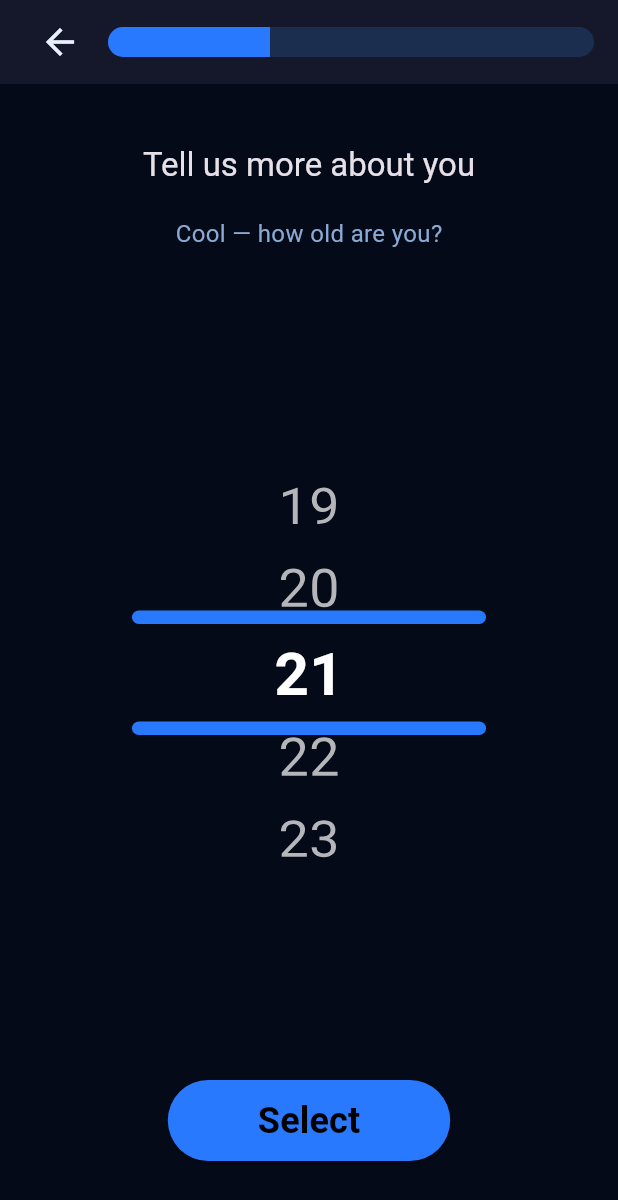
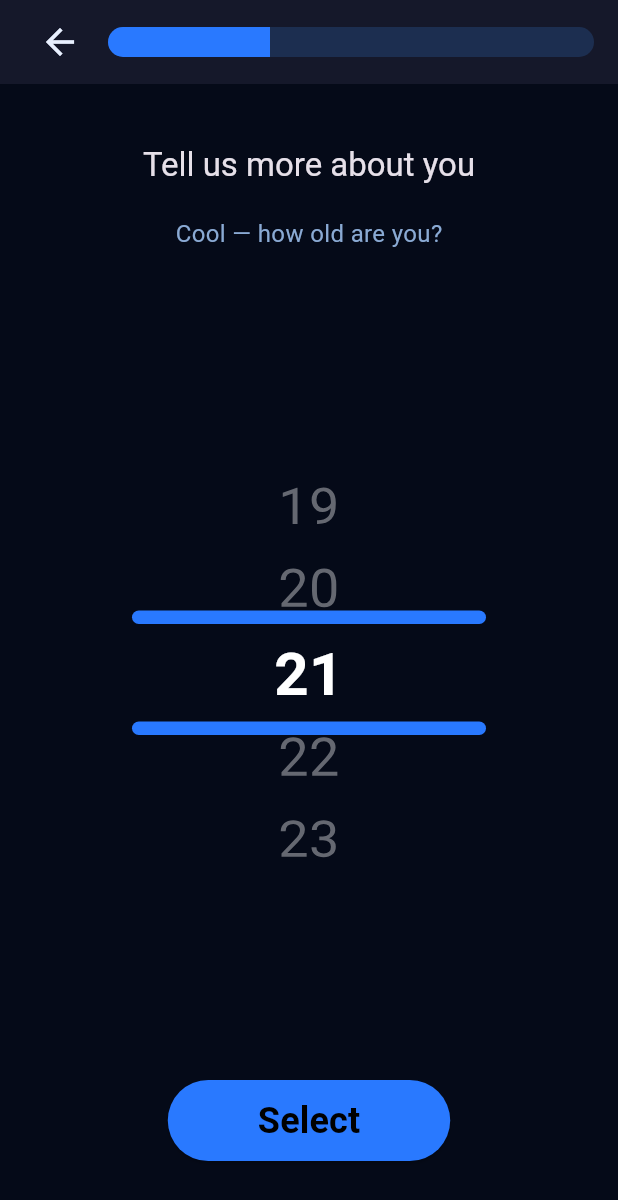
Before and after one commit to AchrefBacklouti/Corely_App, a Flutter app: the CorelyOnboardingFlow screen opened directly, after a tap on "Select", on a phone screen of 412 x 824 dp. Shown: the top 1200 px of the screen. Run offline on Flutter 3.47's test engine with Material 3 defaults, Android fonts, the phone set to English and light mode, and no system bars; our stand-ins replace flutter_svg, hive_flutter, image_picker; accounts and stored records are empty; project files that could hold a hidden picture were left out.

Commit message:
fixed the picker in on boarding flow. Now it'S consistent on all pages and the unit shows next to the number

```diff
--- a/main_build/lib/Views/SharedWidgets/build_piker.dart
+++ b/main_build/lib/Views/SharedWidgets/build_piker.dart
@@ -1,49 +1,143 @@
 import 'package:flutter/material.dart';
 
+/// A drum-roll picker that correctly highlights the centred item and
+/// never clips labelled strings like "175 cm" or "190 lbs".
+///
+/// Key fixes vs the original:
+///  • Width is unconstrained (uses the full available width) — no more clipping.
+///  • The selected-item highlight is driven by the *scroll position*
+///    (tracked locally via [onSelectedItemChanged]) rather than a string
+///    comparison against [selectedValue], which could lag by a frame.
+///  • [selectedValue] is still used to set the initial scroll position when
+///    no external [controller] is supplied.
 Widget buildPicker(
   List<String> items,
   String selectedValue,
   bool isDarkMode,
-
   Function(String) onSelected, {
   required double fontSize,
   required double selectedHeight,
   FixedExtentScrollController? controller,
 }) {
-  final int selectedIndex = items.indexOf(selectedValue);
+  final int initialIndex = items
+      .indexOf(selectedValue)
+      .clamp(0, items.isEmpty ? 0 : items.length - 1);
+
+  return _PickerWidget(
+    items: items,
+    initialIndex: initialIndex,
+    isDarkMode: isDarkMode,
+    onSelected: onSelected,
+    fontSize: fontSize,
+    selectedHeight: selectedHeight,
+    controller: controller,
+  );
+}
+
+// ─────────────────────────────────────────────
+// Internal stateful widget so we can own the
+// highlighted-index without touching the parent.
+// ─────────────────────────────────────────────
+class _PickerWidget extends StatefulWidget {
+  const _PickerWidget({
+    required this.items,
+    required this.initialIndex,
+    required this.isDarkMode,
+    required this.onSelected,
+    required this.fontSize,
+    required this.selectedHeight,
+    this.controller,
+  });
+
+  final List<String> items;
+  final int initialIndex;
+  final bool isDarkMode;
+  final Function(String) onSelected;
+  final double fontSize;
+  final double selectedHeight;
+  final FixedExtentScrollController? controller;
+
+  @override
+  State<_PickerWidget> createState() => _PickerWidgetState();
+}
+
+class _PickerWidgetState extends State<_PickerWidget> {
+  late int _centredIndex;
+  late FixedExtentScrollController _ctrl;
+  bool _ownsController = false;
+
+  @override
+  void initState() {
+    super.initState();
+    _centredIndex = widget.initialIndex;
+    if (widget.controller != null) {
+      _ctrl = widget.controller!;
+    } else {
+      _ctrl = FixedExtentScrollController(initialItem: widget.initialIndex);
+      _ownsController = true;
+    }
+  }
+
+  @override
+  void didUpdateWidget(_PickerWidget old) {
+    super.didUpdateWidget(old);
+    // If the parent pushed a new selectedValue (e.g. unit conversion),
+    // the external controller will have already jumped; just sync our index.
+    if (widget.controller != null && widget.controller!.hasClients) {
+      final newIndex = widget.controller!.selectedItem;
+      if (newIndex != _centredIndex) {
+        setState(() => _centredIndex = newIndex);
+      }
+    }
+  }
+
+  @override
+  void dispose() {
+    if (_ownsController) _ctrl.dispose();
+    super.dispose();
+  }
+
+  @override
+  Widget build(BuildContext context) {
+    final Color activeColor = widget.isDarkMode ? Colors.white : Colors.black;
+    final Color inactiveColor = widget.isDarkMode
+        ? Colors.white38
+        : Colors.black38;
 
     return SizedBox(
-    height: selectedHeight,
-    width: 80,
+      height: widget.selectedHeight,
+      // ↓ double.infinity so the picker fills the Column/Row slot it's in;
+      //   no fixed 80 px that clips longer labels.
+      width: double.infinity,
       child: ListWheelScrollView.useDelegate(
-      controller:
-          controller ??
-          FixedExtentScrollController(
-            initialItem: selectedIndex >= 0 ? selectedIndex : 0,
-          ),
+        controller: _ctrl,
         itemExtent: 55,
         perspective: 0.000003,
         diameterRatio: 2.5,
         physics: const FixedExtentScrollPhysics(),
-      onSelectedItemChanged: (index) => onSelected(items[index]),
+        onSelectedItemChanged: (index) {
+          // Update highlight immediately — no frame lag.
+          setState(() => _centredIndex = index);
+          widget.onSelected(widget.items[index]);
+        },
         childDelegate: ListWheelChildBuilderDelegate(
+          childCount: widget.items.length,
           builder: (context, index) {
-          final isSelected = items[index] == selectedValue;
+            final isSelected = index == _centredIndex;
             return Center(
               child: Text(
-              items[index],
+                widget.items[index],
+                textAlign: TextAlign.center,
                 style: TextStyle(
-                color: isSelected
-                    ? (isDarkMode ? Colors.white : Colors.black)
-                    : (isDarkMode ? Colors.white70 : Colors.black54),
-                fontSize: isSelected ? fontSize + 4 : fontSize,
+                  color: isSelected ? activeColor : inactiveColor,
+                  fontSize: isSelected ? widget.fontSize + 4 : widget.fontSize,
                   fontWeight: isSelected ? FontWeight.bold : FontWeight.normal,
                 ),
               ),
             );
           },
-        childCount: items.length,
         ),
       ),
     );
   }
+}
--- a/main_build/lib/Views/on_boarding/on_boarding.dart
+++ b/main_build/lib/Views/on_boarding/on_boarding.dart
@@ -14,7 +14,7 @@ class CorelyOnboardingFlow extends StatefulWidget {
 class _CorelyOnboardingFlowState extends State<CorelyOnboardingFlow> {
   int _currentStep = 0;
 
-  // user data
+  // ── User data (raw numeric strings) ───────────
   String? gender;
   String? age;
   String selectedWeight = '190';
@@ -26,16 +26,7 @@ class _CorelyOnboardingFlowState extends State<CorelyOnboardingFlow> {
   String selectedGoal = 'Build more muscle';
   String selectedTrainingDays = '5';
 
-  // controllers for pickers
-  late FixedExtentScrollController ageController;
-  late FixedExtentScrollController weightController;
-  late FixedExtentScrollController heightFtController;
-  late FixedExtentScrollController heightInController;
-  late FixedExtentScrollController heightCmController;
-  late FixedExtentScrollController goalController;
-  late FixedExtentScrollController trainingDaysController;
-
-  // data
+  // ── Raw data lists ─────────────────────────────
   final List<String> ages = List.generate(68, (i) => (13 + i).toString());
   final List<String> weightsKg = List.generate(171, (i) => (30 + i).toString());
   final List<String> weightsLbs = List.generate(
@@ -56,7 +47,79 @@ class _CorelyOnboardingFlowState extends State<CorelyOnboardingFlow> {
   ];
   final List<String> trainingDays = ['2', '3', '4', '5', '6', '7'];
 
+  // ── Labelled lists (unit appended — shown in picker) ──
+  List<String> get weightsKgLabelled => weightsKg.map((v) => '$v kg').toList();
+  List<String> get weightsLbsLabelled =>
+      weightsLbs.map((v) => '$v lbs').toList();
+  List<String> get cmHeightsLabelled => cmHeights.map((v) => '$v cm').toList();
+  List<String> get ftHeightsLabelled => ftHeights.map((v) => '$v ft').toList();
+  List<String> get inHeightsLabelled => inHeights.map((v) => '$v in').toList();
+
+  // ── Helpers ───────────────────────────────────
+  // Build the labelled string for a raw value + unit suffix.
+  String _label(String raw, String unit) => '$raw $unit';
+
+  // Recover raw numeric string from a labelled picker value.
+  String _raw(String labelled) => labelled.split(' ').first;
+
+  // Safe index lookup — returns 0 if not found so the picker never crashes.
+  int _idx(List<String> list, String value) {
+    final i = list.indexOf(value);
+    return i < 0 ? 0 : i;
+  }
+
+  // ── Scroll controllers ────────────────────────
+  late FixedExtentScrollController ageController;
+  late FixedExtentScrollController weightController;
+  late FixedExtentScrollController heightFtController;
+  late FixedExtentScrollController heightInController;
+  late FixedExtentScrollController heightCmController;
+  late FixedExtentScrollController goalController;
+  late FixedExtentScrollController trainingDaysController;
+
   double get progress => (_currentStep + 1) / 6;
+
+  @override
+  void initState() {
+    super.initState();
+    // Weight — starts on lbs
+    final initWeightLabel = _label(selectedWeight, selectedUnitWeight);
+    weightController = FixedExtentScrollController(
+      initialItem: _idx(weightsLbsLabelled, initWeightLabel),
+    );
+    // Height — starts on cm
+    final initCmLabel = _label(selectedHeightCm, 'cm');
+    heightCmController = FixedExtentScrollController(
+      initialItem: _idx(cmHeightsLabelled, initCmLabel),
+    );
+    heightFtController = FixedExtentScrollController(
+      initialItem: _idx(ftHeightsLabelled, _label(selectedHeightFt, 'ft')),
+    );
+    heightInController = FixedExtentScrollController(
+      initialItem: _idx(inHeightsLabelled, _label(selectedHeightIn, 'in')),
+    );
+    ageController = FixedExtentScrollController(
+      initialItem: _idx(ages, age ?? '21'),
+    );
+    goalController = FixedExtentScrollController(
+      initialItem: _idx(goals, selectedGoal),
+    );
+    trainingDaysController = FixedExtentScrollController(
+      initialItem: _idx(trainingDays, selectedTrainingDays),
+    );
+  }
+
+  @override
+  void dispose() {
+    ageController.dispose();
+    weightController.dispose();
+    heightFtController.dispose();
+    heightInController.dispose();
+    heightCmController.dispose();
+    goalController.dispose();
+    trainingDaysController.dispose();
+    super.dispose();
+  }
 
   void _next() {
     if (_currentStep < 5) {
@@ -85,48 +148,8 @@ class _CorelyOnboardingFlowState extends State<CorelyOnboardingFlow> {
   }
 
   @override
-  void initState() {
-    super.initState();
-    ageController = FixedExtentScrollController(
-      initialItem: ages.indexOf(age ?? '21'),
-    );
-    weightController = FixedExtentScrollController(
-      initialItem: weightsKg.indexOf(selectedWeight),
-    );
-    heightFtController = FixedExtentScrollController(
-      initialItem: ftHeights.indexOf(selectedHeightFt),
-    );
-    heightInController = FixedExtentScrollController(
-      initialItem: inHeights.indexOf(selectedHeightIn),
-    );
-    heightCmController = FixedExtentScrollController(
-      initialItem: cmHeights.indexOf(selectedHeightCm),
-    );
-    goalController = FixedExtentScrollController(
-      initialItem: goals.indexOf(selectedGoal),
-    );
-    trainingDaysController = FixedExtentScrollController(
-      initialItem: trainingDays.indexOf(selectedTrainingDays),
-    );
-  }
-
-  @override
-  void dispose() {
-    ageController.dispose();
-    weightController.dispose();
-    heightFtController.dispose();
-    heightInController.dispose();
-    heightCmController.dispose();
-    goalController.dispose();
-    trainingDaysController.dispose();
-    super.dispose();
-  }
-
-  @override
   Widget build(BuildContext context) {
-    // Use the theme extension for all colours — auto-switches dark/light.
     final c = context.colors;
-
     return Scaffold(
       backgroundColor: c.background,
       appBar: AppBar(
@@ -186,7 +209,6 @@ class _CorelyOnboardingFlowState extends State<CorelyOnboardingFlow> {
     );
   }
 
-  // ── Step router ───────────────────────────────
   Widget _buildStep(BuildContext context) {
     return switch (_currentStep) {
       0 => _genderStep(),
@@ -230,7 +252,6 @@ class _CorelyOnboardingFlowState extends State<CorelyOnboardingFlow> {
   Widget _genderButton(String label, IconData icon) {
     final c = context.colors;
     final isSelected = gender == label;
-
     return GestureDetector(
       onTap: () => setState(() => gender = label),
       child: AnimatedContainer(
@@ -238,7 +259,6 @@ class _CorelyOnboardingFlowState extends State<CorelyOnboardingFlow> {
         width: 180,
         height: 180,
         decoration: BoxDecoration(
-          // Selected → accent; unselected → surface card colour
           color: isSelected ? AppTheme.accent : c.surfaceRaised,
           shape: BoxShape.circle,
           border: Border.all(
@@ -280,12 +300,11 @@ class _CorelyOnboardingFlowState extends State<CorelyOnboardingFlow> {
   Widget _ageStep() {
     final c = context.colors;
     final ageValue = age ?? '21';
-    final ageIndex = ages.indexOf(ageValue);
 
     WidgetsBinding.instance.addPostFrameCallback((_) {
       if (!ageController.hasClients) return;
-      if (ageController.selectedItem != ageIndex)
-        ageController.jumpToItem(ageIndex);
+      final i = _idx(ages, ageValue);
+      if (ageController.selectedItem != i) ageController.jumpToItem(i);
     });
 
     return Column(
@@ -319,14 +338,15 @@ class _CorelyOnboardingFlowState extends State<CorelyOnboardingFlow> {
   // ── Weight ────────────────────────────────────
   Widget _weightStep() {
     final c = context.colors;
-    final weights = selectedUnitWeight == 'kg' ? weightsKg : weightsLbs;
-    final weightIndex = weights.indexOf(selectedWeight);
+    final labelled = selectedUnitWeight == 'kg'
+        ? weightsKgLabelled
+        : weightsLbsLabelled;
+    final currentLbl = _label(selectedWeight, selectedUnitWeight);
 
     WidgetsBinding.instance.addPostFrameCallback((_) {
       if (!weightController.hasClients) return;
-      if (weightController.selectedItem != weightIndex) {
-        weightController.jumpToItem(weightIndex);
-      }
+      final i = _idx(labelled, currentLbl);
+      if (weightController.selectedItem != i) weightController.jumpToItem(i);
     });
 
     return Column(
@@ -353,8 +373,11 @@ class _CorelyOnboardingFlowState extends State<CorelyOnboardingFlow> {
                 final converted = val == 'kg'
                     ? (numeric / 2.20462).round().toString()
                     : (numeric * 2.20462).round().toString();
-                final newList = val == 'kg' ? weightsKg : weightsLbs;
-                weightController.jumpToItem(newList.indexOf(converted));
+                final newLabelled = val == 'kg'
+                    ? weightsKgLabelled
+                    : weightsLbsLabelled;
+                final i = _idx(newLabelled, _label(converted, val));
+                weightController.jumpToItem(i);
                 setState(() {
                   selectedWeight = converted;
                   selectedUnitWeight = val;
@@ -366,10 +389,10 @@ class _CorelyOnboardingFlowState extends State<CorelyOnboardingFlow> {
         Expanded(
           child: _pickerStack(
             buildPicker(
-              weights,
-              selectedWeight,
+              labelled,
+              currentLbl,
               Theme.of(context).brightness == Brightness.dark,
-              (val) => setState(() => selectedWeight = val),
+              (val) => setState(() => selectedWeight = _raw(val)),
               fontSize: 36,
               selectedHeight: 280,
               controller: weightController,
@@ -388,17 +411,17 @@ class _CorelyOnboardingFlowState extends State<CorelyOnboardingFlow> {
     WidgetsBinding.instance.addPostFrameCallback((_) {
       if (selectedHeightUnit == 'cm') {
         if (!heightCmController.hasClients) return;
-        final i = cmHeights.indexOf(selectedHeightCm);
+        final i = _idx(cmHeightsLabelled, _label(selectedHeightCm, 'cm'));
         if (heightCmController.selectedItem != i)
           heightCmController.jumpToItem(i);
       } else {
         if (heightFtController.hasClients) {
-          final i = ftHeights.indexOf(selectedHeightFt);
+          final i = _idx(ftHeightsLabelled, _label(selectedHeightFt, 'ft'));
           if (heightFtController.selectedItem != i)
             heightFtController.jumpToItem(i);
         }
         if (heightInController.hasClients) {
-          final i = inHeights.indexOf(selectedHeightIn);
+          final i = _idx(inHeightsLabelled, _label(selectedHeightIn, 'in'));
           if (heightInController.selectedItem != i)
             heightInController.jumpToItem(i);
         }
@@ -420,9 +443,10 @@ class _CorelyOnboardingFlowState extends State<CorelyOnboardingFlow> {
           mainAxisAlignment: MainAxisAlignment.end,
           children: [
             UnitToggle(
-              leftLabel: 'in',
+              leftLabel: 'ft',
               rightLabel: 'cm',
-              value: selectedHeightUnit,
+              value:
+                  selectedHeightUnit, // 'cm' on first entry → cm tab is highlighted
               onChanged: (val) {
                 if (selectedHeightUnit == val) return;
                 if (val == 'cm') {
@@ -431,7 +455,9 @@ class _CorelyOnboardingFlowState extends State<CorelyOnboardingFlow> {
                               int.parse(selectedHeightIn) * 2.54)
                           .round()
                           .toString();
-                  heightCmController.jumpToItem(cmHeights.indexOf(cm));
+                  heightCmController.jumpToItem(
+                    _idx(cmHeightsLabelled, _label(cm, 'cm')),
+                  );
                   setState(() {
                     selectedHeightCm = cm;
                     selectedHeightUnit = val;
@@ -442,8 +468,12 @@ class _CorelyOnboardingFlowState extends State<CorelyOnboardingFlow> {
                   final inch = ((cmVal - int.parse(ft) * 30.48) / 2.54)
                       .round()
                       .toString();
-                  heightFtController.jumpToItem(ftHeights.indexOf(ft));
-                  heightInController.jumpToItem(inHeights.indexOf(inch));
+                  heightFtController.jumpToItem(
+                    _idx(ftHeightsLabelled, _label(ft, 'ft')),
+                  );
+                  heightInController.jumpToItem(
+                    _idx(inHeightsLabelled, _label(inch, 'in')),
+                  );
                   setState(() {
                     selectedHeightFt = ft;
                     selectedHeightIn = inch;
@@ -459,11 +489,11 @@ class _CorelyOnboardingFlowState extends State<CorelyOnboardingFlow> {
           child: selectedHeightUnit == 'cm'
               ? _pickerStack(
                   buildPicker(
-                    cmHeights,
-                    selectedHeightCm,
+                    cmHeightsLabelled,
+                    _label(selectedHeightCm, 'cm'), // e.g. "175 cm"
                     isDark,
-                    (val) => setState(() => selectedHeightCm = val),
-                    fontSize: 20,
+                    (val) => setState(() => selectedHeightCm = _raw(val)),
+                    fontSize: 28,
                     selectedHeight: 280,
                     controller: heightCmController,
                   ),
@@ -473,10 +503,10 @@ class _CorelyOnboardingFlowState extends State<CorelyOnboardingFlow> {
                     Expanded(
                       child: _pickerStack(
                         buildPicker(
-                          ftHeights,
-                          selectedHeightFt,
+                          ftHeightsLabelled,
+                          _label(selectedHeightFt, 'ft'), // e.g. "5 ft"
                           isDark,
-                          (val) => setState(() => selectedHeightFt = val),
+                          (val) => setState(() => selectedHeightFt = _raw(val)),
                           fontSize: 28,
                           selectedHeight: 240,
                           controller: heightFtController,
@@ -489,10 +519,10 @@ class _CorelyOnboardingFlowState extends State<CorelyOnboardingFlow> {
                     Expanded(
                       child: _pickerStack(
                         buildPicker(
-                          inHeights,
-                          selectedHeightIn,
+                          inHeightsLabelled,
+                          _label(selectedHeightIn, 'in'), // e.g. "9 in"
                           isDark,
-                          (val) => setState(() => selectedHeightIn = val),
+                          (val) => setState(() => selectedHeightIn = _raw(val)),
                           fontSize: 28,
                           selectedHeight: 240,
                           controller: heightInController,
@@ -563,13 +593,12 @@ class _CorelyOnboardingFlowState extends State<CorelyOnboardingFlow> {
   Widget _trainingStep() {
     final c = context.colors;
     final isDark = Theme.of(context).brightness == Brightness.dark;
-    final trainingIndex = trainingDays.indexOf(selectedTrainingDays);
+    final ti = _idx(trainingDays, selectedTrainingDays);
 
     WidgetsBinding.instance.addPostFrameCallback((_) {
       if (!trainingDaysController.hasClients) return;
-      if (trainingDaysController.selectedItem != trainingIndex) {
-        trainingDaysController.jumpToItem(trainingIndex);
-      }
+      if (trainingDaysController.selectedItem != ti)
+        trainingDaysController.jumpToItem(ti);
     });
 
     return Column(
@@ -630,8 +659,6 @@ class _CorelyOnboardingFlowState extends State<CorelyOnboardingFlow> {
   }
 
   // ── Shared picker scaffold ─────────────────────
-  // Wraps any picker in the two yellow selection bars so we don't
-  // repeat that Stack boilerplate six times.
   Widget _pickerStack(
     Widget picker, {
     double horizontalMargin = 60,
@@ -641,7 +668,6 @@ class _CorelyOnboardingFlowState extends State<CorelyOnboardingFlow> {
     return Stack(
       alignment: Alignment.center,
       children: [
-        // Top bar
         Align(
           alignment: const Alignment(0, -0.15),
           child: Container(
@@ -650,12 +676,10 @@ class _CorelyOnboardingFlowState extends State<CorelyOnboardingFlow> {
             margin: EdgeInsets.symmetric(horizontal: horizontalMargin),
             decoration: BoxDecoration(
               borderRadius: BorderRadius.circular(10),
-              color: AppTheme
-                  .accent, // uses the theme accent, not hardcoded yellow
+              color: AppTheme.accent,
             ),
           ),
         ),
-        // Bottom bar
         Align(
           alignment: const Alignment(0, 0.15),
           child: Container(
@@ -680,8 +704,6 @@ class _CorelyOnboardingFlowState extends State<CorelyOnboardingFlow> {
   Widget _buildBottomButton(BuildContext context) {
     return ElevatedButton(
       onPressed: _next,
-      // Inherits ElevatedButtonThemeData from AppTheme._build;
-      // override only the shape/padding that differs from the default.
       style: ElevatedButton.styleFrom(
         backgroundColor: AppTheme.accent,
         foregroundColor: Colors.black,
```
Also changed, not shown: main_build/lib/Views/SharedWidgets/toggle-Unit.dart (+26 -18 lines). Lines whose indentation alone changed are shown as unchanged.
